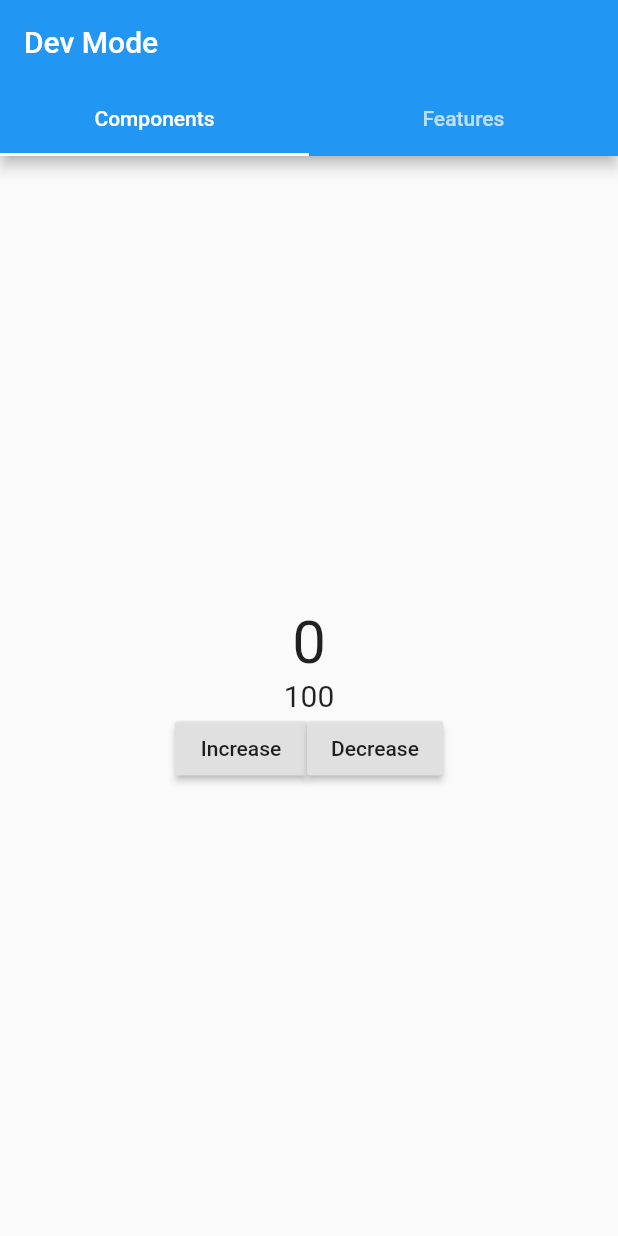
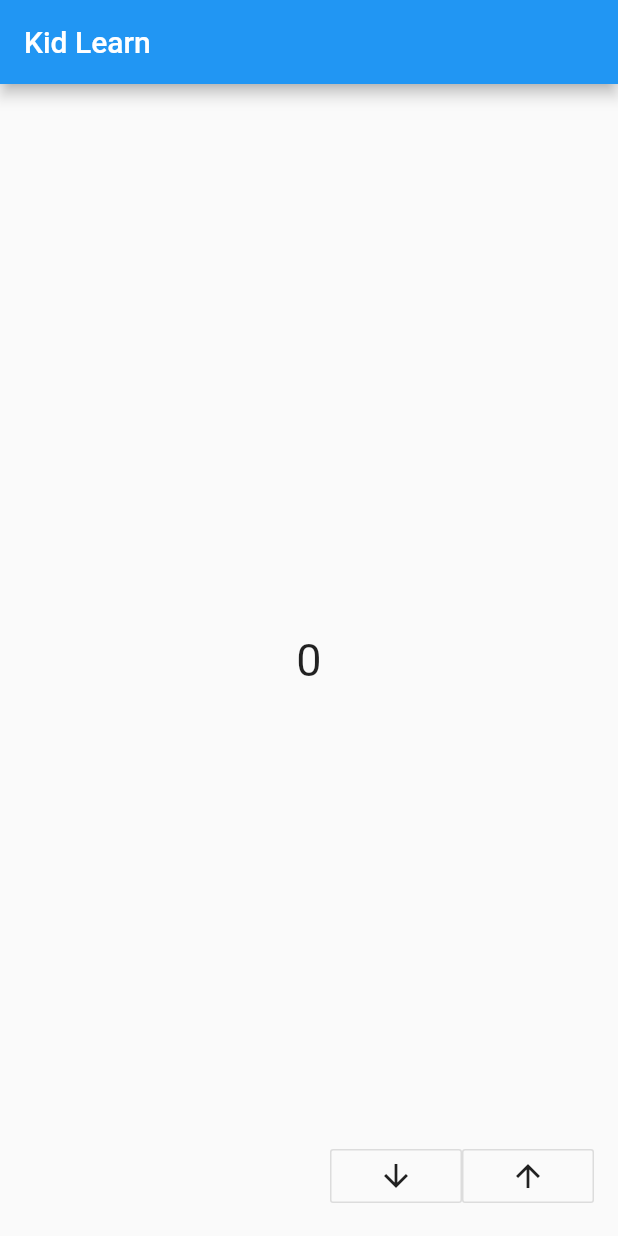
Before and after one commit to bigdog156/flutter_fighter, a Flutter app: the screen it shows after launch, on a phone screen of 412 x 824 dp. Run offline on Flutter 3.47's test engine with Material 2 defaults, Android fonts, the phone set to English and light mode, and no system bars.

Commit message:
learn bloc basic

```diff
--- /dev/null
+++ b/lib/bloc/base_bloc.dart
@@ -0,0 +1,57 @@
+import 'package:flutter/material.dart';
+
+//Type _typeOf<T>() => T;
+
+abstract class BlocBase {
+  void dispose();
+}
+
+class BlocProvider<T extends BlocBase> extends StatefulWidget {
+  BlocProvider({
+    Key key,
+    @required this.child,
+    @required this.bloc,
+  }) : super(key: key);
+
+  final Widget child;
+  final T bloc;
+
+  @override
+  _BlocProviderState<T> createState() => _BlocProviderState<T>();
+
+  static T of<T extends BlocBase>(BuildContext context) {
+    final _BlocProviderInherited<T> provider = context
+        .getElementForInheritedWidgetOfExactType<_BlocProviderInherited<T>>()
+        ?.widget;
+    return provider?.bloc;
+  }
+}
+
+class _BlocProviderState<T extends BlocBase> extends State<BlocProvider<T>> {
+  @override
+  void dispose() {
+    widget.bloc?.dispose();
+    super.dispose();
+  }
+
+  @override
+  Widget build(BuildContext context) {
+    return  _BlocProviderInherited<T>(
+      bloc: widget.bloc,
+      child: widget.child,
+    );
+  }
+}
+
+class _BlocProviderInherited<T> extends InheritedWidget {
+  _BlocProviderInherited({
+    Key key,
+    @required Widget child,
+    @required this.bloc,
+  }) : super(key: key, child: child);
+
+  final T bloc;
+
+  @override
+  bool updateShouldNotify(_BlocProviderInherited oldWidget) => false;
+}
--- a/lib/bloc/bloc_provider.dart
+++ /dev/null
@@ -1,19 +0,0 @@
-import 'package:flutter/material.dart';
-enum event {
-  increase,
-  decrease
-}
-class BlocBase{
-
-}
-
-class Bloc{
-  int _score;
-  int score;
-  Bloc(this._score, this.score);
-
-  String talk(){
-    print(_score);
-    return _score.toString();
-  }
-}
--- a/lib/bloc/page.dart
+++ /dev/null
@@ -1,50 +0,0 @@
-import 'package:flutter/material.dart';
-import 'bloc_provider.dart';
-class BlocPage extends StatefulWidget {
-  @override
-  _BlocPageState createState() => _BlocPageState();
-}
-extension on Bloc{
-  int oneHunter(){
-    int sum = 99 + this.score;
-    return sum;
-  }
-}
-
-class _BlocPageState extends State<BlocPage> {
-  Bloc _bloc = Bloc(1,1);
-  int counter;
-  int _counter;
-  @override
-  void initState() {
-    // TODO: implement initState
-    super.initState();
-    counter = 0;
-    _counter = _bloc.oneHunter();
-  }
-  @override
-  Widget build(BuildContext context) {
-    return Center(
-      child: Column(
-        mainAxisAlignment: MainAxisAlignment.center,
-        children: <Widget>[
-          Text(counter.toString(), style: TextStyle(fontSize: 40),),
-          Text(_counter.toString(), style: TextStyle(fontSize: 20),),
-          Row(
-            mainAxisAlignment: MainAxisAlignment.center,
-            children: <Widget>[
-              RaisedButton(
-                onPressed: (){},
-                child: Text('Increase'),
-              ),
-              RaisedButton(
-                onPressed: (){},
-                child: Text('Decrease'),
-              )
-            ],
-          )
-        ],
-      ),
-    );
-  }
-}
--- a/lib/dev_page.dart
+++ /dev/null
@@ -1,51 +0,0 @@
-import 'package:Flutter_fighter/bloc/page.dart';
-import 'package:flutter/material.dart';
-
-class DevPage extends StatefulWidget {
-  @override
-  _DevPageState createState() => _DevPageState();
-}
-
-class _DevPageState extends State<DevPage> {
-  @override
-  Widget build(BuildContext context) {
-    return DefaultTabController(
-      length: 2,
-      child: Scaffold(
-        appBar: AppBar(
-          title: const Text("Dev Mode"),
-          bottom: TabBar(
-            tabs: <Widget>[
-              Tab(text: 'Components'),
-              Tab(text: 'Features'),
-            ],
-          ),
-        ),
-        body: TabBarView(
-          children: <Widget>[
-            TabComponents(),
-            TabFeatures(),
-          ],
-        ),
-      ),
-    );
-  }
-}
-// Tab Components
-class TabComponents extends StatelessWidget {
-  @override
-  Widget build(BuildContext context) {
-    return BlocPage();
-  }
-}
-
-
-//Tab Features
-class TabFeatures extends StatelessWidget {
-  @override
-  Widget build(BuildContext context) {
-    return Container(
-      child: Text("Hello world !"),
-    );
-  }
-}
--- a/lib/main.dart
+++ b/lib/main.dart
@@ -1,4 +1,6 @@
-import 'package:Flutter_fighter/dev_page.dart';
+import 'package:Flutter_fighter/bloc/base_bloc.dart';
+import 'package:Flutter_fighter/page/bloc_counter.dart';
+import 'package:Flutter_fighter/page/home_page.dart';
 import 'package:flutter/material.dart';
 
 void main() {
@@ -27,7 +29,11 @@ class MyApp extends StatelessWidget {
         // closer together (more dense) than on mobile platforms.
         visualDensity: VisualDensity.adaptivePlatformDensity,
       ),
-      home: DevPage(),
+//      home: HomePage(),
+      home: BlocProvider<BlocCounter>(
+          bloc: BlocCounter(),
+          child: HomePage()
+      ),
     );
   }
 }
--- /dev/null
+++ b/lib/page/bloc_counter.dart
@@ -0,0 +1,25 @@
+import 'dart:async';
+import 'package:Flutter_fighter/bloc/base_bloc.dart';
+
+class BlocCounter extends BlocBase{
+  int counter;
+  //Handler counter in stream
+  StreamController<int> controller = StreamController<int>();
+  StreamSink<int> get addInt => controller.sink;
+  Stream<int> get outInt => controller.stream;
+//
+  BlocCounter(){
+    counter = 0;
+  }
+  void increament(){
+    counter ++;
+    addInt.add(counter);
+  }
+  void decreament(){
+    counter --;
+    addInt.add(counter);
+  }
+  void dispose(){
+    controller.close();
+  }
+}
--- /dev/null
+++ b/lib/page/home_page.dart
@@ -0,0 +1,55 @@
+import 'package:Flutter_fighter/bloc/base_bloc.dart';
+import 'package:Flutter_fighter/page/bloc_counter.dart';
+import 'package:flutter/material.dart';
+
+class HomePage extends StatefulWidget {
+  @override
+  _HomePageState createState() => _HomePageState();
+}
+
+class _HomePageState extends State<HomePage> {
+  @override
+  void initState() {
+    // TODO: implement initState
+    super.initState();
+  }
+
+  @override
+  Widget build(BuildContext context) {
+    final BlocCounter _blocCounter = BlocProvider.of<BlocCounter>(context);
+    return Scaffold(
+      appBar: AppBar(
+        title: Text("Kid Learn"),
+      ),
+      body: Center(
+        child: StreamBuilder<int>(
+          stream: _blocCounter.outInt,
+          initialData: _blocCounter.counter,
+          builder: (BuildContext context, snapshot) {
+            return Text(
+              snapshot.data.toString(),
+              style: TextStyle(fontSize: 30),
+            );
+          },
+        ),
+      ),
+      floatingActionButton: Row(
+        mainAxisAlignment: MainAxisAlignment.end,
+        children: <Widget>[
+          OutlineButton(
+            onPressed: () {
+              _blocCounter.decreament();
+            },
+            child: Icon(Icons.arrow_downward),
+          ),
+          OutlineButton(
+            onPressed: () {
+              _blocCounter.increament();
+            },
+            child: Icon(Icons.arrow_upward),
+          )
+        ],
+      ),
+    );
+  }
+}
```
